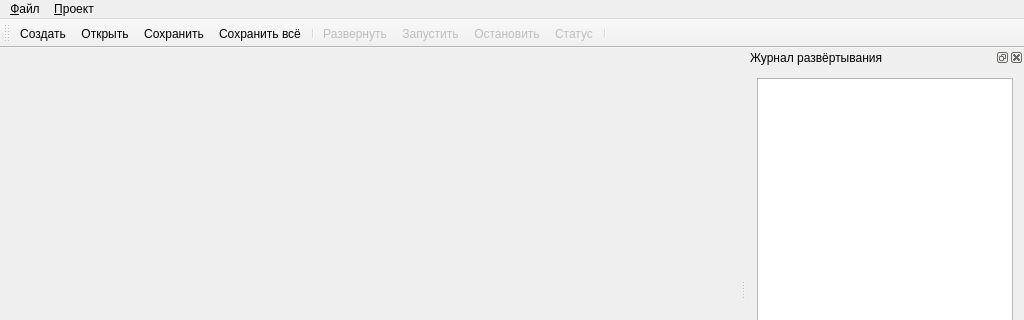
Automiq/alpha.protort, file terminal/src/mainwindow.ui: the form before one commit; both pictures show x 0 to 1024 and y 0 to 320 of the 1024 by 768 pixel window.
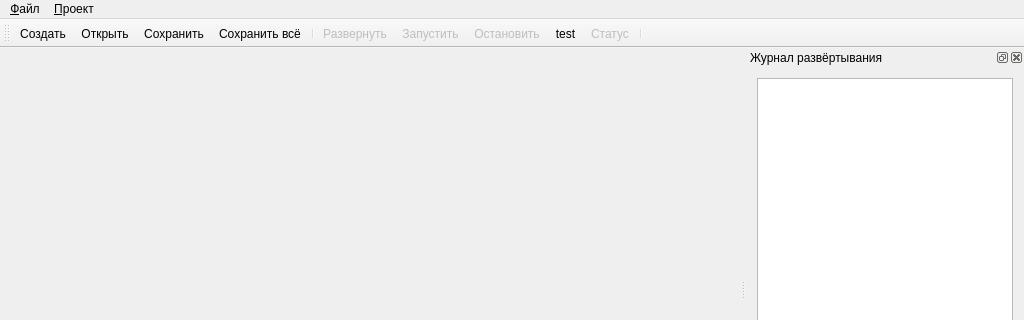
The form after the commit. Icons and pictures are not drawn.

Diff of the .ui file:
```diff
--- a/terminal/src/mainwindow.ui
+++ b/terminal/src/mainwindow.ui
@@ -102,6 +102,7 @@
    <addaction name="deploy"/>
    <addaction name="start"/>
    <addaction name="stop"/>
+   <addaction name="actiontest"/>
    <addaction name="status"/>
    <addaction name="separator"/>
   </widget>
@@ -280,6 +281,15 @@
     <string>&amp;Статус</string>
    </property>
   </action>
+  <action name="actiontest">
+   <property name="icon">
+    <iconset resource="images.qrc">
+     <normaloff>:/images/configure.ico</normaloff>:/images/configure.ico</iconset>
+   </property>
+   <property name="text">
+    <string>test</string>
+   </property>
+  </action>
  </widget>
  <layoutdefault spacing="6" margin="11"/>
  <resources>
```
